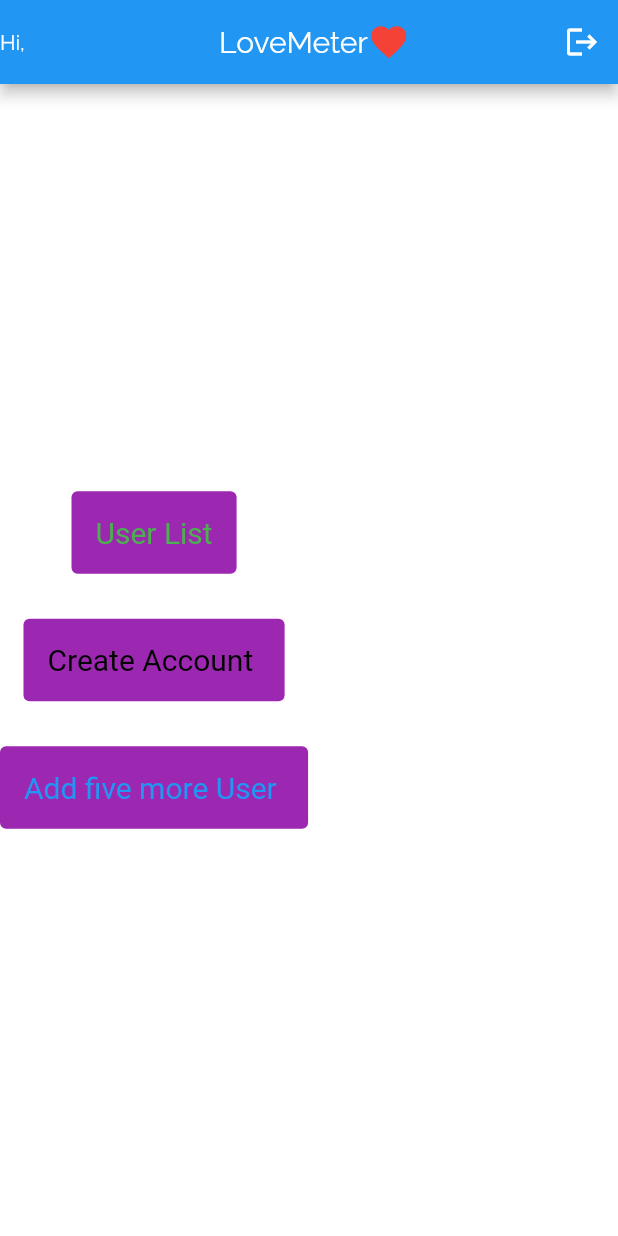
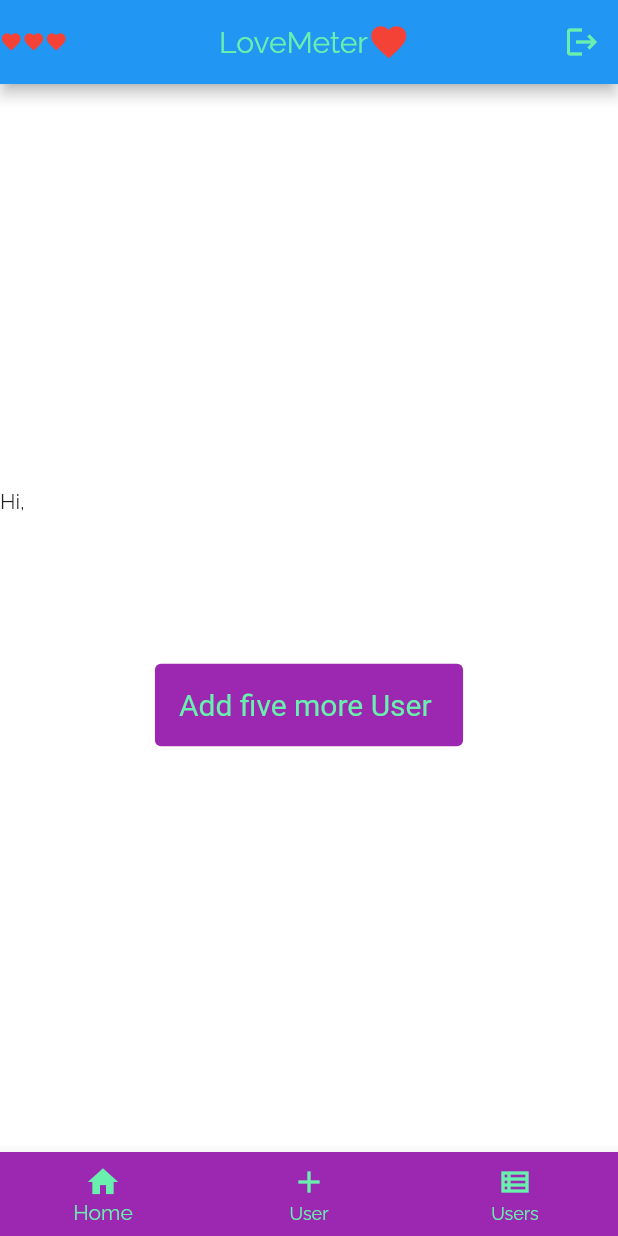
Before and after one commit to FedericoRodriguez/flutter-express, a Flutter app: the screen it shows after launch, after a tap on the "logout" icon, on a phone screen of 412 x 824 dp. Run offline on Flutter 3.47's test engine with Material 2 defaults, Android fonts, the phone set to English and light mode, and no system bars; our stand-ins replace shared_preferences; missing offline and left inert: flutter_session; network calls fail.

Commit message:
Adding bottom nav navigation for singed in users. Some colors updated

```diff
--- a/flutter_app/lib/screens/home.dart
+++ b/flutter_app/lib/screens/home.dart
@@ -16,6 +16,20 @@ class HomePage extends StatefulWidget {
 }
 
 class _HomePageState extends State<HomePage> {
+  int _selectedIndex = 0;
+
+  void _onItemTapped(int index) {
+    setState(() {
+      _selectedIndex = index;
+      // ignore: unnecessary_statements
+      index == 1
+          ? _createAccount(context)
+          : index == 2
+              ? _goToUsersList(context)
+              : false;
+    });
+  }
+
   @override
   Widget build(BuildContext context) {
     /*final wordPair = WordPair.random();
@@ -26,10 +40,37 @@ class _HomePageState extends State<HomePage> {
         centerTitle: true,
         elevation: 4,
         actions: [IconAccount()],
-        leading: TextWelcome(),
-        leadingWidth:130,
+        leading: TextWelcome(false),
+        leadingWidth: 130,
       ),
       body: _buildHome(context),
+      bottomNavigationBar: FutureBuilder(
+          future: FlutterSession().get('authToken'),
+          builder: (context, snapshot) {
+            if (snapshot.hasData && snapshot.data != '') {
+              return BottomNavigationBar(
+                  items: const <BottomNavigationBarItem>[
+                    BottomNavigationBarItem(
+                      icon: Icon(Icons.home),
+                      label: 'Home',
+                    ),
+                    BottomNavigationBarItem(
+                      icon: Icon(Icons.add),
+                      label: 'User',
+                    ),
+                    BottomNavigationBarItem(
+                      icon: Icon(Icons.view_list_outlined),
+                      label: 'Users',
+                    ),
+                  ],
+                  currentIndex: _selectedIndex,
+                  selectedItemColor: Colors.greenAccent,
+                  unselectedItemColor: Colors.greenAccent,
+                  onTap: _onItemTapped,
+                  backgroundColor: Colors.purple);
+            }
+            return Text('');
+          }),
     );
   }
 
@@ -43,37 +84,13 @@ class _HomePageState extends State<HomePage> {
             return Column(
                 mainAxisAlignment: MainAxisAlignment.center,
                 children: [
+                  TextWelcome(true),
+                  SizedBox(height: 100),
                   TextButton(
                     style: TextButton.styleFrom(
                         textStyle: const TextStyle(fontSize: 20),
                         padding: const EdgeInsets.all(16.0),
-                        primary: Colors.green,
-                        backgroundColor: Colors.purple),
-                    child: Text(
-                      'User List',
-                      style: TextStyle(fontSize: 20.0),
-                    ),
-                    onPressed: () => _goToUsersList(context),
-                  ),
-                  const SizedBox(height: 30),
-                  TextButton(
-                    style: TextButton.styleFrom(
-                        textStyle: const TextStyle(fontSize: 20),
-                        padding: const EdgeInsets.all(16.0),
-                        primary: Colors.black,
-                        backgroundColor: Colors.purple),
-                    child: Text(
-                      'Create Account ',
-                      style: TextStyle(fontSize: 20.0),
-                    ),
-                    onPressed: () => _createAccount(context),
-                  ),
-                  const SizedBox(height: 30),
-                  TextButton(
-                    style: TextButton.styleFrom(
-                        textStyle: const TextStyle(fontSize: 20),
-                        padding: const EdgeInsets.all(16.0),
-                        primary: Colors.blue,
+                        primary: Colors.greenAccent,
                         backgroundColor: Colors.purple),
                     child: Text(
                       'Add five more User ',
@@ -83,7 +100,12 @@ class _HomePageState extends State<HomePage> {
                   ),
                 ]);
           } else {
-            return Text('Please Sign in. Click on the account icon.');
+            return Column(
+                mainAxisAlignment: MainAxisAlignment.start,
+                children: [
+                  SizedBox(height: 120),
+                  Text('Please Sign in. Click on the account icon.')
+                ]);
           }
         });
   }
--- a/flutter_app/lib/widgets/icon_account.dart
+++ b/flutter_app/lib/widgets/icon_account.dart
@@ -19,11 +19,11 @@ class IconAccount extends StatelessWidget {
               if (snapshot.hasData && snapshot.data != '') {
                 return IconButton(
                     onPressed: () {_logoutAccount(context);} ,
-                    icon: Icon(Icons.logout));
+                    icon: Icon(Icons.logout,color: Colors.greenAccent,));
               } else {
                 return IconButton(
                     onPressed: () {  _gotoLogin(context);} ,
-                    icon: Icon(Icons.account_circle_outlined));
+                    icon: Icon(Icons.account_circle_outlined,color: Colors.greenAccent));
               }
             }),
       ],
--- a/flutter_app/lib/widgets/text_icon.dart
+++ b/flutter_app/lib/widgets/text_icon.dart
@@ -10,7 +10,7 @@ class TextIcon extends StatelessWidget {
     return Row(
       mainAxisSize: MainAxisSize.min,
       children: <Widget>[
-        Text(text),
+        Text(text,style: TextStyle(color: Colors.greenAccent)),
         Icon(
           Icons.favorite,
           color: Colors.red,
--- a/flutter_app/lib/widgets/text_welcome.dart
+++ b/flutter_app/lib/widgets/text_welcome.dart
@@ -3,6 +3,8 @@ import 'package:flutter_session/flutter_session.dart';
 import 'package:flutter/material.dart';
 
 class TextWelcome extends StatelessWidget {
+  bool named;
+  TextWelcome(this.named);
   @override
   Widget build(BuildContext context) {
     return Row(
@@ -11,12 +13,34 @@ class TextWelcome extends StatelessWidget {
         FutureBuilder(
             future: FlutterSession().get('authToken'),
             builder: (context, snapshot) {
-              if (snapshot.hasData && snapshot.data != '') {
+              if (snapshot.hasData && snapshot.data != '' && this.named) {
                 return  Expanded(flex: 1,
                   child: Text('Hi, ${snapshot.data.toString()}'),
                 );
+              } else if (snapshot.hasData && snapshot.data != '') {
+                return Row(
+                  mainAxisSize: MainAxisSize.min,
+                  children: <Widget>[
+                    Icon(
+                      Icons.favorite,
+                      color: Colors.red,
+                      size: 15.0,
+                    ),
+                    Icon(
+                      Icons.favorite,
+                      color: Colors.red,
+                      size: 15.0,
+                    ),
+                    Icon(
+                      Icons.favorite,
+                      color: Colors.red,
+                      size: 15.0,
+                    )
+                  ],
+                );
               }
               return Text('');
+
             }),
       ],
     );
```
